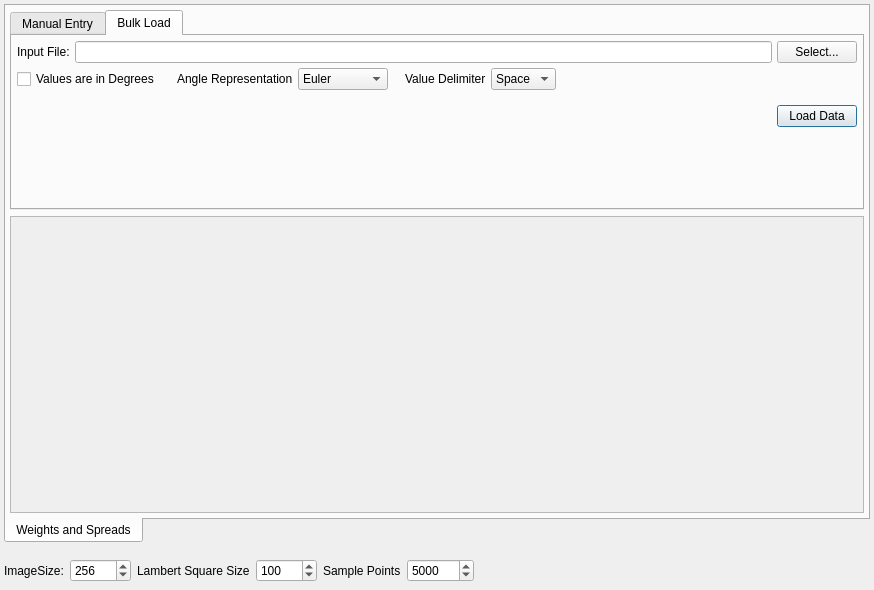
This is Source/Applications/StatsGenerator/UI_Files/SGAxisODFWidget.ui in BlueQuartzSoftware/DREAM3D as Qt 5 draws it before an edit. The edited form follows.
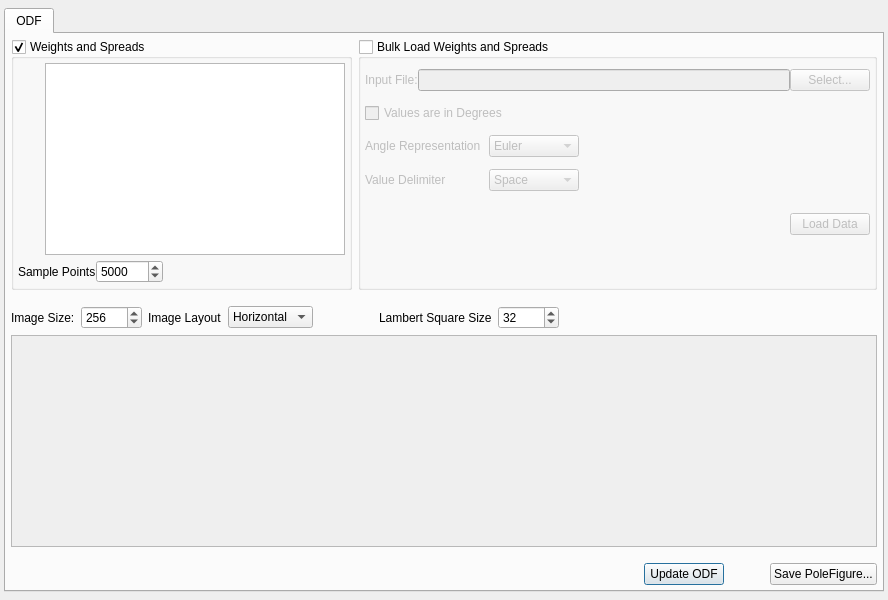
This is the edited form. The open tabs and pages were chosen to show the change. Icons and pictures are not drawn. Custom widgets are drawn as their Qt base class.

Commit message: Completely reworking the ODF tab in the StatsGenerator program to allow for the loading of TSL, HKL or CSV files that contain angular data in various formats. Adding an additional option to set the layout of the 3 pole figures in the combined image. Adding scale bar to the output in StatsGenerator. Allowing user to save the pole figure in StatsGenerator. Fixes #8. Closes #8. Updates #7. Closes #7.

```diff
--- a/Source/Applications/StatsGenerator/UI_Files/SGAxisODFWidget.ui
+++ b/Source/Applications/StatsGenerator/UI_Files/SGAxisODFWidget.ui
@@ -6,8 +6,8 @@
    <rect>
     <x>0</x>
     <y>0</y>
-    <width>874</width>
-    <height>590</height>
+    <width>888</width>
+    <height>600</height>
    </rect>
   </property>
   <property name="windowTitle">
@@ -21,7 +21,7 @@
     <number>4</number>
    </property>
    <property name="topMargin">
-    <number>4</number>
+    <number>8</number>
    </property>
    <property name="rightMargin">
     <number>4</number>
@@ -31,134 +31,93 @@
    </property>
    <item>
     <widget class="QTabWidget" name="tabWidget">
-     <property name="autoFillBackground">
-      <bool>false</bool>
-     </property>
-     <property name="tabPosition">
-      <enum>QTabWidget::South</enum>
-     </property>
-     <property name="currentIndex">
-      <number>0</number>
-     </property>
-     <widget class="QWidget" name="weightsSpreadsTab">
-      <attribute name="title">
-       <string>Weights and Spreads</string>
-      </attribute>
-      <layout class="QGridLayout" name="widgetLayout">
-       <property name="margin">
-        <number>4</number>
-       </property>
-       <item row="5" column="1">
-        <widget class="QScrollArea" name="m_PFScrollArea">
-         <property name="sizePolicy">
-          <sizepolicy hsizetype="Expanding" vsizetype="Expanding">
-           <horstretch>0</horstretch>
-           <verstretch>0</verstretch>
-          </sizepolicy>
-         </property>
-         <property name="minimumSize">
-          <size>
-           <width>0</width>
-           <height>0</height>
-          </size>
-         </property>
-         <property name="widgetResizable">
-          <bool>true</bool>
-         </property>
-         <widget class="QWidget" name="scrollAreaWidgetContents">
-          <property name="geometry">
-           <rect>
-            <x>0</x>
-            <y>0</y>
-            <width>850</width>
-            <height>285</height>
-           </rect>
-          </property>
-          <property name="sizePolicy">
-           <sizepolicy hsizetype="Preferred" vsizetype="Expanding">
-            <horstretch>0</horstretch>
-            <verstretch>0</verstretch>
-           </sizepolicy>
-          </property>
-          <property name="maximumSize">
-           <size>
-            <width>16777215</width>
-            <height>16777215</height>
-           </size>
-          </property>
-          <layout class="QHBoxLayout" name="horizontalLayout">
-           <property name="spacing">
-            <number>4</number>
-           </property>
-           <property name="margin">
-            <number>5</number>
-           </property>
-           <item>
-            <widget class="QLabel" name="m_001PF">
-             <property name="text">
-              <string/>
-             </property>
-            </widget>
-           </item>
-           <item>
-            <widget class="QLabel" name="m_011PF">
-             <property name="text">
-              <string/>
-             </property>
-            </widget>
-           </item>
-           <item>
-            <widget class="QLabel" name="m_111PF">
-             <property name="text">
-              <string/>
-             </property>
-            </widget>
-           </item>
-           <item>
-            <spacer name="horizontalSpacer_7">
-             <property name="orientation">
-              <enum>Qt::Horizontal</enum>
-             </property>
-             <property name="sizeHint" stdset="0">
-              <size>
-               <width>40</width>
-               <height>20</height>
-              </size>
-             </property>
-            </spacer>
-           </item>
-          </layout>
-         </widget>
-        </widget>
-       </item>
-       <item row="0" column="1">
-        <widget class="QTabWidget" name="tabWidget_2">
-         <property name="maximumSize">
-          <size>
-           <width>16777215</width>
-           <height>200</height>
-          </size>
-         </property>
-         <property name="currentIndex">
-          <number>0</number>
-         </property>
          <widget class="QWidget" name="tab">
+      <attribute name="title">
+       <string>ODF</string>
+      </attribute>
+      <layout class="QVBoxLayout" name="verticalLayout">
+       <property name="margin">
+        <number>5</number>
+       </property>
+       <item>
+        <layout class="QHBoxLayout" name="horizontalLayout_7">
+         <property name="leftMargin">
+          <number>0</number>
+         </property>
+         <property name="topMargin">
+          <number>0</number>
+         </property>
+         <item>
+          <widget class="QGroupBox" name="weightSpreadGroupBox">
           <property name="sizePolicy">
-           <sizepolicy hsizetype="Preferred" vsizetype="Expanding">
+            <sizepolicy hsizetype="Preferred" vsizetype="Preferred">
             <horstretch>0</horstretch>
             <verstretch>0</verstretch>
            </sizepolicy>
           </property>
-          <attribute name="title">
-           <string>Manual Entry</string>
-          </attribute>
+           <property name="title">
+            <string>Weights and Spreads</string>
+           </property>
+           <property name="flat">
+            <bool>false</bool>
+           </property>
+           <property name="checkable">
+            <bool>true</bool>
+           </property>
+           <property name="checked">
+            <bool>true</bool>
+           </property>
           <layout class="QGridLayout" name="gridLayout_2">
+            <property name="horizontalSpacing">
+             <number>3</number>
+            </property>
+            <property name="verticalSpacing">
+             <number>5</number>
+            </property>
            <property name="margin">
             <number>4</number>
            </property>
-           <property name="spacing">
-            <number>5</number>
-           </property>
+            <item row="1" column="0">
+             <widget class="QPushButton" name="deleteODFTextureBtn">
+              <property name="sizePolicy">
+               <sizepolicy hsizetype="Fixed" vsizetype="Fixed">
+                <horstretch>0</horstretch>
+                <verstretch>0</verstretch>
+               </sizepolicy>
+              </property>
+              <property name="minimumSize">
+               <size>
+                <width>24</width>
+                <height>24</height>
+               </size>
+              </property>
+              <property name="maximumSize">
+               <size>
+                <width>24</width>
+                <height>24</height>
+               </size>
+              </property>
+              <property name="toolTip">
+               <string>Delete Weight Value</string>
+              </property>
+              <property name="text">
+               <string/>
+              </property>
+              <property name="icon">
+               <iconset resource="../../../../Resources/icons/images/Icons.qrc">
+                <normaloff>:/delete2.png</normaloff>:/delete2.png</iconset>
+              </property>
+              <property name="iconSize">
+               <size>
+                <width>24</width>
+                <height>24</height>
+               </size>
+              </property>
+              <property name="flat">
+               <bool>true</bool>
+              </property>
+             </widget>
+            </item>
            <item row="0" column="0">
             <widget class="QPushButton" name="addODFTextureBtn">
              <property name="minimumSize">
@@ -174,7 +133,7 @@
               </size>
              </property>
              <property name="toolTip">
-              <string>Add Weighting</string>
+               <string>Add Weight Value</string>
              </property>
              <property name="text">
               <string/>
@@ -197,7 +156,7 @@
            <item row="0" column="1" rowspan="3">
             <widget class="QTableView" name="m_ODFTableView">
              <property name="sizePolicy">
-              <sizepolicy hsizetype="Expanding" vsizetype="Expanding">
+               <sizepolicy hsizetype="Preferred" vsizetype="Preferred">
                <horstretch>0</horstretch>
                <verstretch>0</verstretch>
               </sizepolicy>
@@ -211,9 +170,12 @@
              <property name="maximumSize">
               <size>
                <width>16777215</width>
-               <height>200</height>
-              </size>
-             </property>
+                <height>16777215</height>
+               </size>
+              </property>
+              <property name="toolTip">
+               <string>&lt;html&gt;&lt;head/&gt;&lt;body&gt;&lt;p&gt;By default if no custom rows are entered then a completely random ODF will be generated. Adding rows to this table results in those texture values being integrated into the random ODF data.&lt;/p&gt;&lt;/body&gt;&lt;/html&gt;</string>
+              </property>
             </widget>
            </item>
            <item row="2" column="0">
@@ -221,212 +183,118 @@
              <property name="orientation">
               <enum>Qt::Vertical</enum>
              </property>
+              <property name="sizeType">
+               <enum>QSizePolicy::Fixed</enum>
+              </property>
              <property name="sizeHint" stdset="0">
               <size>
                <width>20</width>
-               <height>40</height>
+                <height>70</height>
               </size>
              </property>
             </spacer>
            </item>
-           <item row="1" column="0">
-            <widget class="QPushButton" name="deleteODFTextureBtn">
-             <property name="sizePolicy">
-              <sizepolicy hsizetype="Fixed" vsizetype="Fixed">
-               <horstretch>0</horstretch>
-               <verstretch>0</verstretch>
-              </sizepolicy>
-             </property>
-             <property name="minimumSize">
-              <size>
-               <width>24</width>
-               <height>24</height>
-              </size>
-             </property>
-             <property name="maximumSize">
-              <size>
-               <width>24</width>
-               <height>24</height>
-              </size>
-             </property>
-             <property name="toolTip">
-              <string>Delete Weighting</string>
-             </property>
-             <property name="text">
-              <string/>
-             </property>
-             <property name="icon">
-              <iconset resource="../../../../Resources/icons/images/Icons.qrc">
-               <normaloff>:/delete2.png</normaloff>:/delete2.png</iconset>
-             </property>
-             <property name="iconSize">
-              <size>
-               <width>24</width>
-               <height>24</height>
-              </size>
-             </property>
-             <property name="flat">
-              <bool>true</bool>
-             </property>
-            </widget>
-           </item>
-           <item row="3" column="0" colspan="2">
+            <item row="4" column="0" colspan="2">
             <layout class="QHBoxLayout" name="horizontalLayout_2">
              <property name="topMargin">
               <number>0</number>
              </property>
              <item>
-              <widget class="QLabel" name="label_2">
-               <property name="sizePolicy">
-                <sizepolicy hsizetype="Preferred" vsizetype="Preferred">
-                 <horstretch>0</horstretch>
-                 <verstretch>0</verstretch>
-                </sizepolicy>
-               </property>
+               <widget class="QLabel" name="label_7">
                <property name="text">
-                <string>By default if no custom rows are entered then a completely random ODF will be generated. Adding rows to this table results in those texture values being integrated into the random ODF data.</string>
-               </property>
-               <property name="scaledContents">
-                <bool>false</bool>
-               </property>
-               <property name="wordWrap">
-                <bool>true</bool>
-               </property>
+                 <string>Sample Points</string>
+                </property>
               </widget>
              </item>
              <item>
-              <widget class="QPushButton" name="m_CalculateODFBtn">
-               <property name="sizePolicy">
-                <sizepolicy hsizetype="Maximum" vsizetype="Fixed">
-                 <horstretch>0</horstretch>
-                 <verstretch>0</verstretch>
-                </sizepolicy>
-               </property>
-               <property name="text">
-                <string>Update ODF</string>
-               </property>
-               <property name="default">
-                <bool>true</bool>
-               </property>
-              </widget>
-             </item>
-            </layout>
-           </item>
-          </layout>
-         </widget>
-         <widget class="QWidget" name="tab_2">
-          <attribute name="title">
-           <string>Bulk Load</string>
-          </attribute>
-          <layout class="QVBoxLayout" name="verticalLayout">
-           <property name="spacing">
-            <number>5</number>
-           </property>
-           <property name="margin">
-            <number>5</number>
-           </property>
+               <widget class="QSpinBox" name="pfSamplePoints">
+                <property name="maximum">
+                 <number>1000000</number>
+                </property>
+                <property name="value">
+                 <number>5000</number>
+                </property>
+               </widget>
+              </item>
            <item>
-            <layout class="QHBoxLayout" name="horizontalLayout_3">
-             <item>
-              <widget class="QLabel" name="label">
-               <property name="text">
-                <string>Input File:</string>
-               </property>
-              </widget>
-             </item>
-             <item>
-              <widget class="QLineEdit" name="angleFilePath"/>
-             </item>
-             <item>
-              <widget class="QPushButton" name="selectAnglesFile">
-               <property name="sizePolicy">
-                <sizepolicy hsizetype="Maximum" vsizetype="Fixed">
-                 <horstretch>0</horstretch>
-                 <verstretch>0</verstretch>
-                </sizepolicy>
-               </property>
-               <property name="text">
-                <string>Select...</string>
-               </property>
-              </widget>
-             </item>
-            </layout>
-           </item>
-           <item>
-            <layout class="QHBoxLayout" name="horizontalLayout_4">
-             <item>
-              <widget class="QCheckBox" name="anglesInDegrees">
-               <property name="text">
-                <string>Values are in Degrees</string>
-               </property>
-              </widget>
-             </item>
-             <item>
-              <spacer name="horizontalSpacer_2">
+               <spacer name="horizontalSpacer_3">
                <property name="orientation">
                 <enum>Qt::Horizontal</enum>
                </property>
-               <property name="sizeType">
-                <enum>QSizePolicy::Fixed</enum>
-               </property>
                <property name="sizeHint" stdset="0">
                 <size>
-                 <width>12</width>
+                  <width>40</width>
                  <height>20</height>
                 </size>
                </property>
               </spacer>
              </item>
+             </layout>
+            </item>
+           </layout>
+          </widget>
+         </item>
              <item>
+          <widget class="QGroupBox" name="bulkLoadGroupBox">
+           <property name="sizePolicy">
+            <sizepolicy hsizetype="MinimumExpanding" vsizetype="Preferred">
+             <horstretch>0</horstretch>
+             <verstretch>0</verstretch>
+            </sizepolicy>
+           </property>
+           <property name="title">
+            <string>Bulk Load Weights and Spreads</string>
+           </property>
+           <property name="checkable">
+            <bool>true</bool>
+           </property>
+           <property name="checked">
+            <bool>false</bool>
+           </property>
+           <layout class="QGridLayout" name="gridLayout_4">
+            <property name="sizeConstraint">
+             <enum>QLayout::SetMinimumSize</enum>
+            </property>
+            <property name="horizontalSpacing">
+             <number>8</number>
+            </property>
+            <property name="verticalSpacing">
+             <number>-1</number>
+            </property>
+            <property name="margin">
+             <number>4</number>
+            </property>
+            <item row="2" column="0">
               <widget class="QLabel" name="label_3">
                <property name="text">
                 <string>Angle Representation</string>
                </property>
               </widget>
              </item>
-             <item>
-              <widget class="QComboBox" name="angleRepresentation">
-               <item>
-                <property name="text">
-                 <string>Euler</string>
-                </property>
-               </item>
-               <item>
-                <property name="text">
-                 <string>Quaternion</string>
-                </property>
-               </item>
-               <item>
-                <property name="text">
-                 <string>Rodriguez</string>
-                </property>
-               </item>
-              </widget>
-             </item>
-             <item>
-              <spacer name="horizontalSpacer_5">
+            <item row="5" column="0" colspan="2">
+             <spacer name="verticalSpacer_2">
                <property name="orientation">
-                <enum>Qt::Horizontal</enum>
+               <enum>Qt::Vertical</enum>
                </property>
                <property name="sizeType">
-                <enum>QSizePolicy::Fixed</enum>
+               <enum>QSizePolicy::Preferred</enum>
                </property>
                <property name="sizeHint" stdset="0">
                 <size>
-                 <width>12</width>
-                 <height>20</height>
+                <width>20</width>
+                <height>40</height>
                 </size>
                </property>
               </spacer>
              </item>
-             <item>
+            <item row="3" column="0">
               <widget class="QLabel" name="label_4">
                <property name="text">
                 <string>Value Delimiter</string>
                </property>
               </widget>
              </item>
-             <item>
+            <item row="3" column="1">
               <widget class="QComboBox" name="delimiter">
                <item>
                 <property name="text">
@@ -450,22 +318,53 @@
                </item>
               </widget>
              </item>
+            <item row="2" column="1">
+             <widget class="QComboBox" name="angleRepresentation">
              <item>
-              <spacer name="horizontalSpacer_3">
-               <property name="orientation">
-                <enum>Qt::Horizontal</enum>
+               <property name="text">
+                <string>Euler</string>
                </property>
-               <property name="sizeHint" stdset="0">
-                <size>
-                 <width>40</width>
-                 <height>20</height>
-                </size>
+              </item>
+              <item>
+               <property name="text">
+                <string>Quaternion</string>
                </property>
-              </spacer>
+              </item>
+              <item>
+               <property name="text">
+                <string>Rodriguez</string>
+               </property>
+              </item>
+             </widget>
+            </item>
+            <item row="0" column="0" colspan="3">
+             <layout class="QHBoxLayout" name="horizontalLayout_3">
+              <item>
+               <widget class="QLabel" name="label">
+                <property name="text">
+                 <string>Input File:</string>
+                </property>
+               </widget>
+              </item>
+              <item>
+               <widget class="QFSDropLineEdit" name="angleFilePath"/>
+              </item>
+              <item>
+               <widget class="QPushButton" name="selectAnglesFile">
+                <property name="sizePolicy">
+                 <sizepolicy hsizetype="Maximum" vsizetype="Fixed">
+                  <horstretch>0</horstretch>
+                  <verstretch>0</verstretch>
+                 </sizepolicy>
+                </property>
+                <property name="text">
+                 <string>Select...</string>
+                </property>
+               </widget>
              </item>
             </layout>
            </item>
-           <item>
+            <item row="4" column="0" colspan="3">
             <layout class="QHBoxLayout" name="horizontalLayout_6">
              <property name="topMargin">
               <number>10</number>
@@ -495,36 +394,40 @@
              </item>
             </layout>
            </item>
-           <item>
-            <spacer name="verticalSpacer_2">
+            <item row="1" column="0" colspan="2">
+             <widget class="QCheckBox" name="anglesInDegrees">
+              <property name="text">
+               <string>Values are in Degrees</string>
+              </property>
+             </widget>
+            </item>
+            <item row="1" column="2" rowspan="3">
+             <spacer name="horizontalSpacer_2">
              <property name="orientation">
-              <enum>Qt::Vertical</enum>
+               <enum>Qt::Horizontal</enum>
              </property>
              <property name="sizeHint" stdset="0">
               <size>
-               <width>20</width>
-               <height>40</height>
+                <width>40</width>
+                <height>20</height>
               </size>
              </property>
             </spacer>
            </item>
           </layout>
          </widget>
-        </widget>
-       </item>
-      </layout>
-     </widget>
-    </widget>
+         </item>
+        </layout>
    </item>
    <item>
-    <layout class="QHBoxLayout" name="horizontalLayout_5">
+        <layout class="QHBoxLayout" name="horizontalLayout_4">
      <property name="topMargin">
       <number>10</number>
      </property>
      <item>
       <widget class="QLabel" name="label_5">
        <property name="text">
-        <string>ImageSize:</string>
+            <string>Image Size:</string>
        </property>
       </widget>
      </item>
@@ -538,8 +441,56 @@
        </property>
       </widget>
      </item>
+         <item>
+          <widget class="QLabel" name="label_8">
+           <property name="toolTip">
+            <string>Controls the size of the Modified Lambert Square that is used for interpolation of the angular data during the stereographic project generation. You should leave this at the default unless you really understand what you are doing.</string>
+           </property>
+           <property name="text">
+            <string>Image Layout</string>
+           </property>
+          </widget>
+         </item>
+         <item>
+          <widget class="QComboBox" name="imageLayout">
+           <item>
+            <property name="text">
+             <string>Horizontal</string>
+            </property>
+           </item>
+           <item>
+            <property name="text">
+             <string>Vertical</string>
+            </property>
+           </item>
+           <item>
+            <property name="text">
+             <string>Square</string>
+            </property>
+           </item>
+          </widget>
+         </item>
+         <item>
+          <spacer name="horizontalSpacer_8">
+           <property name="orientation">
+            <enum>Qt::Horizontal</enum>
+           </property>
+           <property name="sizeType">
+            <enum>QSizePolicy::Fixed</enum>
+           </property>
+           <property name="sizeHint" stdset="0">
+            <size>
+             <width>60</width>
+             <height>20</height>
+            </size>
+           </property>
+          </spacer>
+         </item>
      <item>
       <widget class="QLabel" name="label_6">
+           <property name="toolTip">
+            <string>Controls the size of the Modified Lambert Square that is used for interpolation of the angular data during the stereographic project generation. You should leave this at the default unless you really understand what you are doing.</string>
+           </property>
        <property name="text">
         <string>Lambert Square Size</string>
        </property>
@@ -551,27 +502,99 @@
         <number>10000</number>
        </property>
        <property name="value">
-        <number>100</number>
+            <number>32</number>
        </property>
       </widget>
      </item>
      <item>
-      <widget class="QLabel" name="label_7">
+          <spacer name="horizontalSpacer_5">
+           <property name="orientation">
+            <enum>Qt::Horizontal</enum>
+           </property>
+           <property name="sizeHint" stdset="0">
+            <size>
+             <width>40</width>
+             <height>20</height>
+            </size>
+           </property>
+          </spacer>
+         </item>
+        </layout>
+       </item>
+       <item>
+        <widget class="QScrollArea" name="m_PFScrollArea">
+         <property name="sizePolicy">
+          <sizepolicy hsizetype="Expanding" vsizetype="Expanding">
+           <horstretch>0</horstretch>
+           <verstretch>0</verstretch>
+          </sizepolicy>
+         </property>
+         <property name="minimumSize">
+          <size>
+           <width>0</width>
+           <height>0</height>
+          </size>
+         </property>
+         <property name="widgetResizable">
+          <bool>true</bool>
+         </property>
+         <widget class="QWidget" name="scrollAreaWidgetContents">
+          <property name="geometry">
+           <rect>
+            <x>0</x>
+            <y>0</y>
+            <width>862</width>
+            <height>195</height>
+           </rect>
+          </property>
+          <property name="sizePolicy">
+           <sizepolicy hsizetype="Preferred" vsizetype="Expanding">
+            <horstretch>0</horstretch>
+            <verstretch>0</verstretch>
+           </sizepolicy>
+          </property>
+          <property name="maximumSize">
+           <size>
+            <width>16777215</width>
+            <height>16777215</height>
+           </size>
+          </property>
+          <layout class="QHBoxLayout" name="horizontalLayout">
+           <property name="spacing">
+            <number>4</number>
+           </property>
+           <property name="margin">
+            <number>5</number>
+           </property>
+           <item>
+            <widget class="QLabel" name="m_PoleFigureLabel">
        <property name="text">
-        <string>Sample Points</string>
+              <string/>
        </property>
       </widget>
      </item>
      <item>
-      <widget class="QSpinBox" name="pfSamplePoints">
-       <property name="maximum">
-        <number>1000000</number>
-       </property>
-       <property name="value">
-        <number>5000</number>
-       </property>
-      </widget>
-     </item>
+            <spacer name="horizontalSpacer_7">
+             <property name="orientation">
+              <enum>Qt::Horizontal</enum>
+             </property>
+             <property name="sizeHint" stdset="0">
+              <size>
+               <width>40</width>
+               <height>20</height>
+              </size>
+             </property>
+            </spacer>
+           </item>
+          </layout>
+         </widget>
+        </widget>
+       </item>
+       <item>
+        <layout class="QHBoxLayout" name="horizontalLayout_5">
+         <property name="topMargin">
+          <number>10</number>
+         </property>
      <item>
       <spacer name="horizontalSpacer_4">
        <property name="orientation">
@@ -585,10 +608,60 @@
        </property>
       </spacer>
      </item>
+         <item>
+          <widget class="QPushButton" name="m_CalculateODFBtn">
+           <property name="sizePolicy">
+            <sizepolicy hsizetype="Maximum" vsizetype="Fixed">
+             <horstretch>0</horstretch>
+             <verstretch>0</verstretch>
+            </sizepolicy>
+           </property>
+           <property name="text">
+            <string>Update ODF</string>
+           </property>
+           <property name="default">
+            <bool>true</bool>
+           </property>
+          </widget>
+         </item>
+         <item>
+          <spacer name="horizontalSpacer_6">
+           <property name="orientation">
+            <enum>Qt::Horizontal</enum>
+           </property>
+           <property name="sizeType">
+            <enum>QSizePolicy::Fixed</enum>
+           </property>
+           <property name="sizeHint" stdset="0">
+            <size>
+             <width>40</width>
+             <height>20</height>
+            </size>
+           </property>
+          </spacer>
+         </item>
+         <item>
+          <widget class="QPushButton" name="savePoleFigureImage">
+           <property name="text">
+            <string>Save PoleFigure...</string>
+           </property>
+          </widget>
+         </item>
     </layout>
    </item>
   </layout>
  </widget>
+    </widget>
+   </item>
+  </layout>
+ </widget>
+ <customwidgets>
+  <customwidget>
+   <class>QFSDropLineEdit</class>
+   <extends>QLineEdit</extends>
+   <header location="global">QFSDropLineEdit.h</header>
+  </customwidget>
+ </customwidgets>
  <resources>
   <include location="../../../../Resources/icons/images/Icons.qrc"/>
  </resources>
```
Lines whose indentation alone changed are shown as unchanged. The commit also changes 11 other files.
